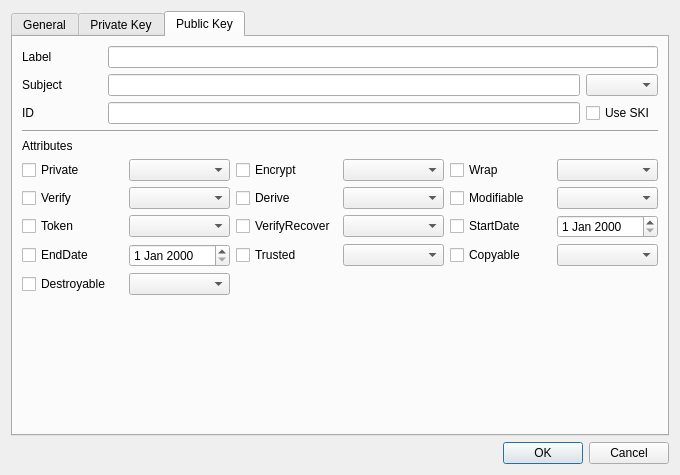
This is CryptokiMan/import_pri_key_dlg.ui in jykim74/CryptokiMan as Qt 5 draws it before an edit. The edited form follows.
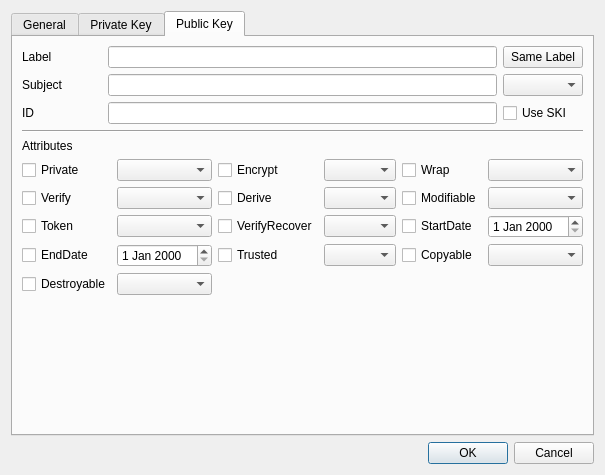
This is the edited form. The open tabs and pages were chosen to show the change.

Diff of the .ui file:
```diff
--- a/CryptokiMan/import_pri_key_dlg.ui
+++ b/CryptokiMan/import_pri_key_dlg.ui
@@ -6,7 +6,7 @@
    <rect>
     <x>0</x>
     <y>0</y>
-    <width>680</width>
+    <width>581</width>
     <height>475</height>
    </rect>
   </property>
@@ -671,9 +671,6 @@
            </property>
           </widget>
          </item>
-         <item row="0" column="1" colspan="2">
-          <widget class="QLineEdit" name="mPubLabelText"/>
-         </item>
          <item row="0" column="0">
           <widget class="QLabel" name="label_11">
            <property name="minimumSize">
@@ -697,6 +694,16 @@
          <item row="1" column="2">
           <widget class="QComboBox" name="mPubSubjectTypeCombo"/>
          </item>
+         <item row="0" column="1">
+          <widget class="QLineEdit" name="mPubLabelText"/>
+         </item>
+         <item row="0" column="2">
+          <widget class="QPushButton" name="mPubSameLabelBtn">
+           <property name="text">
+            <string>Same Label</string>
+           </property>
+          </widget>
+         </item>
         </layout>
        </item>
        <item>
```
Left out of the diff: 17 changed lines with no effect on the pictures.
